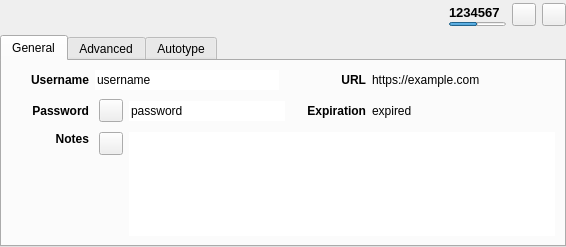
Old version of the form src/gui/EntryPreviewWidget.ui in the repository keepassxreboot/keepassxc.
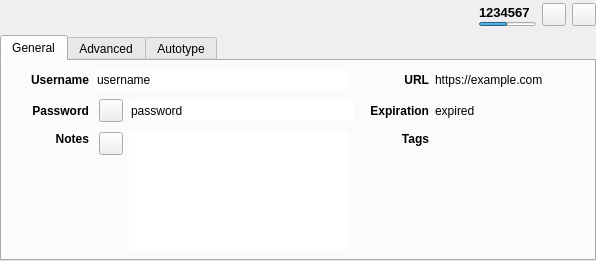
New version of the form. The open tabs and pages were chosen to show the change. Custom widgets are drawn as their Qt base class.

The edit to the form file:
```diff
--- a/src/gui/EntryPreviewWidget.ui
+++ b/src/gui/EntryPreviewWidget.ui
@@ -6,8 +6,8 @@
    <rect>
     <x>0</x>
     <y>0</y>
-    <width>566</width>
-    <height>247</height>
+    <width>596</width>
+    <height>261</height>
    </rect>
   </property>
   <layout class="QVBoxLayout" name="verticalLayout_7">
@@ -386,6 +386,35 @@
                 </property>
                </widget>
               </item>
+              <item row="2" column="5" alignment="Qt::AlignTop">
+               <widget class="QLabel" name="entryTagsTitleLabel">
+                <property name="sizePolicy">
+                 <sizepolicy hsizetype="Minimum" vsizetype="Preferred">
+                  <horstretch>0</horstretch>
+                  <verstretch>0</verstretch>
+                 </sizepolicy>
+                </property>
+                <property name="font">
+                 <font>
+                  <weight>75</weight>
+                  <bold>true</bold>
+                 </font>
+                </property>
+                <property name="text">
+                 <string>Tags</string>
+                </property>
+                <property name="alignment">
+                 <set>Qt::AlignRight|Qt::AlignTrailing|Qt::AlignVCenter</set>
+                </property>
+               </widget>
+              </item>
+              <item row="2" column="6" alignment="Qt::AlignTop">
+               <widget class="TagsEdit" name="entryTagsList" native="true">
+                <property name="accessibleName">
+                 <string>Tags list</string>
+                </property>
+               </widget>
+              </item>
               <item row="2" column="0">
                <spacer name="entryLeftHorizontalSpacer_5">
                 <property name="orientation">
@@ -418,7 +447,7 @@
                 </property>
                </spacer>
               </item>
-              <item row="2" column="2" colspan="5">
+              <item row="2" column="2">
                <layout class="QHBoxLayout" name="horizontalLayout_3" stretch="0,0">
                 <property name="spacing">
                  <number>6</number>
@@ -1183,6 +1212,11 @@
    <extends>QLabel</extends>
    <header>gui/widgets/ElidedLabel.h</header>
   </customwidget>
+  <customwidget>
+   <class>TagsEdit</class>
+   <extends>QWidget</extends>
+   <header>gui/tag/TagsEdit.h</header>
+  </customwidget>
  </customwidgets>
  <tabstops>
   <tabstop>entryTotpButton</tabstop>
```
Left out of the diff: 2 changed lines with no effect on the pictures.
